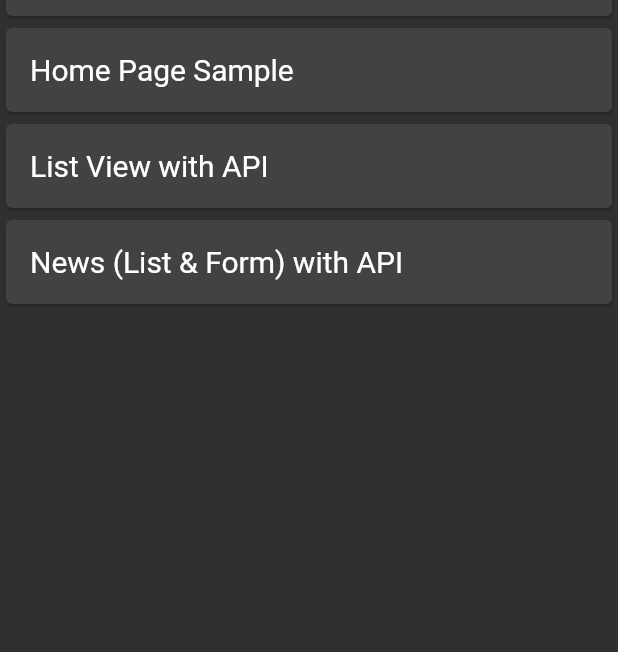
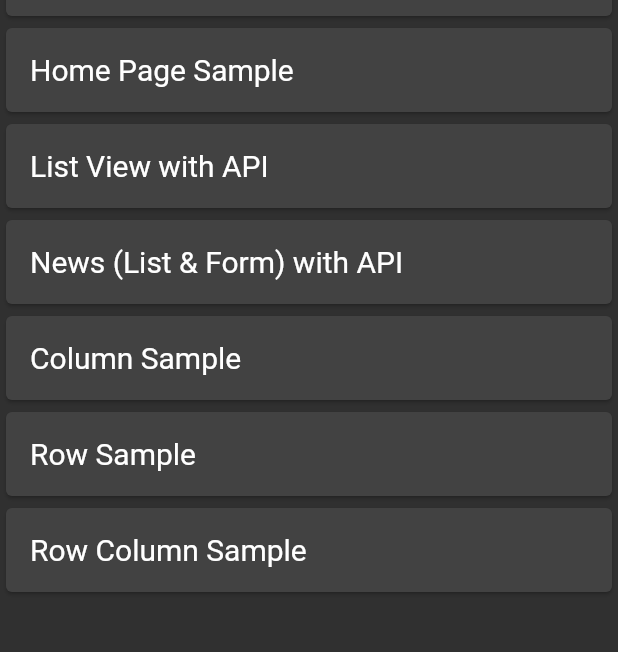
Before and after one commit to beyta/flutter_sample_ui, a Flutter app: the screen it shows after launch, on a phone screen of 412 x 824 dp, the part 566-1218 px from its top. Run offline on Flutter 3.47's test engine with Material 2 defaults, Android fonts, the phone set to English and light mode, and no system bars; our stand-ins replace datetime_picker_formfield, flutter_masked_text, font_awesome_flutter.

Commit message:
Sample Row & Column

```diff
--- a/lib/main.dart
+++ b/lib/main.dart
@@ -2,6 +2,7 @@ import 'package:flutter/material.dart';
 import 'package:fluttersampleui/functions/navigation.dart';
 import 'package:fluttersampleui/screens/decimal_input_page.dart';
 import 'package:fluttersampleui/screens/news_page.dart';
+import 'package:fluttersampleui/screens/row_page.dart';
 import 'screens/main_page.dart';
 import 'screens/email_regex_page.dart';
 import 'screens/login_page.dart';
@@ -11,6 +12,9 @@ import 'screens/bmi2_page.dart';
 import 'screens/home_page.dart';
 import 'screens/listviewapi_page.dart';
 import 'screens/newsdtl_page.dart';
+import 'screens/column_page.dart';
+import 'screens/row_page.dart';
+import 'screens/rowcolumn_page.dart';
 
 //Author : Beyta
 //Created On : 2020 - 04 - 07
@@ -35,6 +39,9 @@ class MyFlutterSample extends StatelessWidget {
         ListViewApiPage.id: (context) => ListViewApiPage(),
         NewsPage.id: (context) => NewsPage(),
         NewsDtlPage.id: (context) => NewsDtlPage(),
+        ColumnPage.id: (context) => ColumnPage(),
+        RowPage.id: (context) => RowPage(),
+        RowColumnPage.id: (context) => RowColumnPage(),
       },
     );
   }
--- a/lib/screens/main_page.dart
+++ b/lib/screens/main_page.dart
@@ -1,5 +1,8 @@
 import 'package:flutter/material.dart';
 import 'package:fluttersampleui/functions/navigation.dart';
+import 'package:fluttersampleui/screens/column_page.dart';
+import 'package:fluttersampleui/screens/row_page.dart';
+import 'package:fluttersampleui/screens/rowcolumn_page.dart';
 
 //Import Style Library
 import 'package:fluttersampleui/styles/main_style.dart';
@@ -117,6 +120,39 @@ class _MainPageState extends State<MainPage> {
               },
             ),
           ),
+          Card(
+            child: ListTile(
+              title: Text(
+                'Column Sample',
+                style: myListStyleText,
+              ),
+              onTap: () {
+                Navigator.pushNamed(context, ColumnPage.id);
+              },
+            ),
+          ),
+          Card(
+            child: ListTile(
+              title: Text(
+                'Row Sample',
+                style: myListStyleText,
+              ),
+              onTap: () {
+                Navigator.pushNamed(context, RowPage.id);
+              },
+            ),
+          ),
+          Card(
+            child: ListTile(
+              title: Text(
+                'Row Column Sample',
+                style: myListStyleText,
+              ),
+              onTap: () {
+                Navigator.pushNamed(context, RowColumnPage.id);
+              },
+            ),
+          ),
         ],
       ),
     );
```
Also changed, not shown: lib/screens/column_page.dart (added, +54 -0 lines), lib/screens/row_page.dart (added, +52 -0 lines), lib/screens/rowcolumn_page.dart (added, +64 -0 lines).
